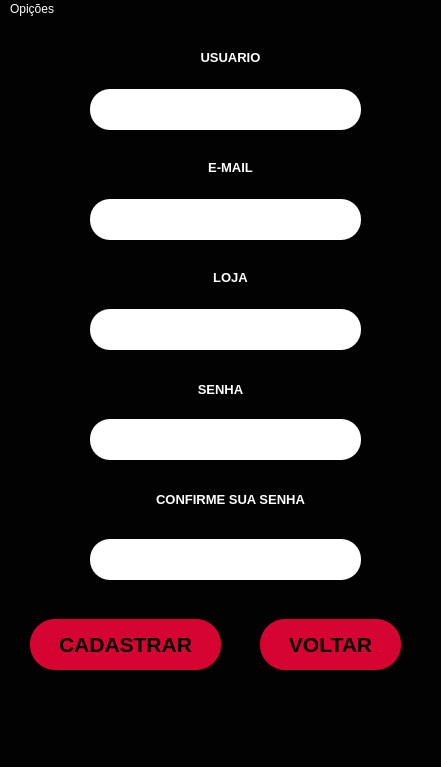
Old version of the form modulos/telas/cadastrar_login.ui in the repository AsafViana/Registrador-de-estoque.
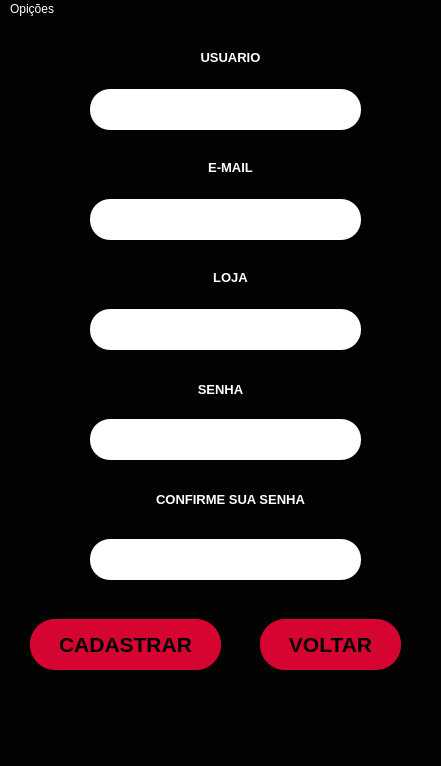
New version of the form.

The edit to the form file:
```diff
--- a/modulos/telas/cadastrar_login.ui
+++ b/modulos/telas/cadastrar_login.ui
@@ -7,7 +7,7 @@
     <x>0</x>
     <y>0</y>
     <width>441</width>
-    <height>767</height>
+    <height>766</height>
    </rect>
   </property>
   <property name="font">
```
